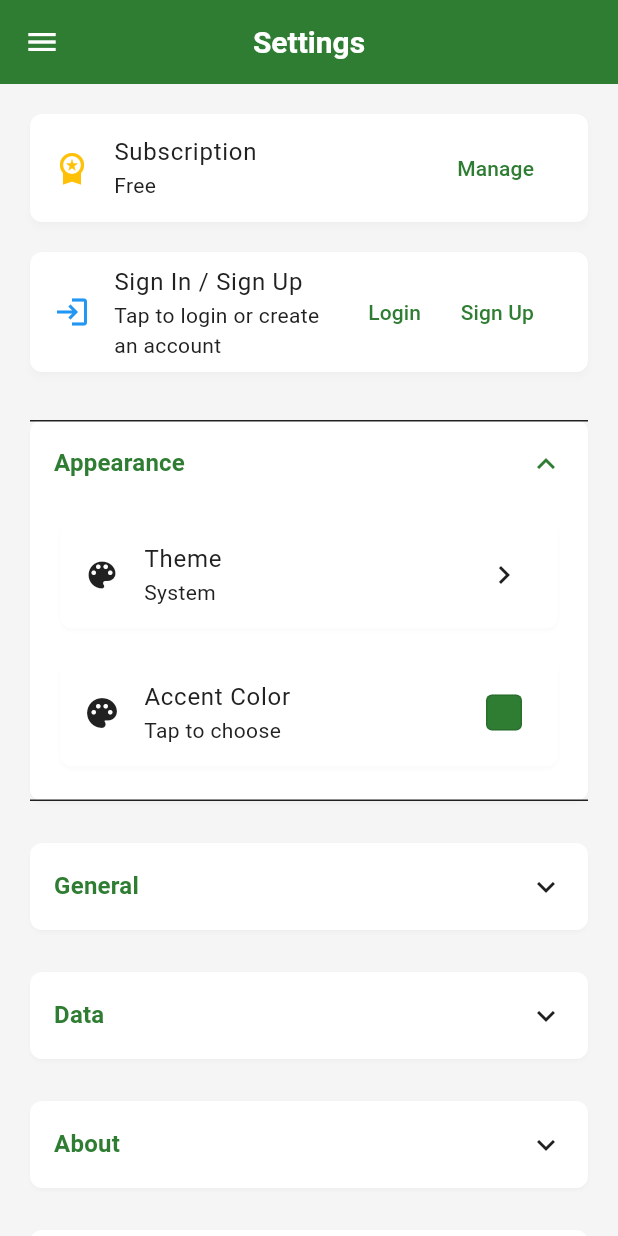
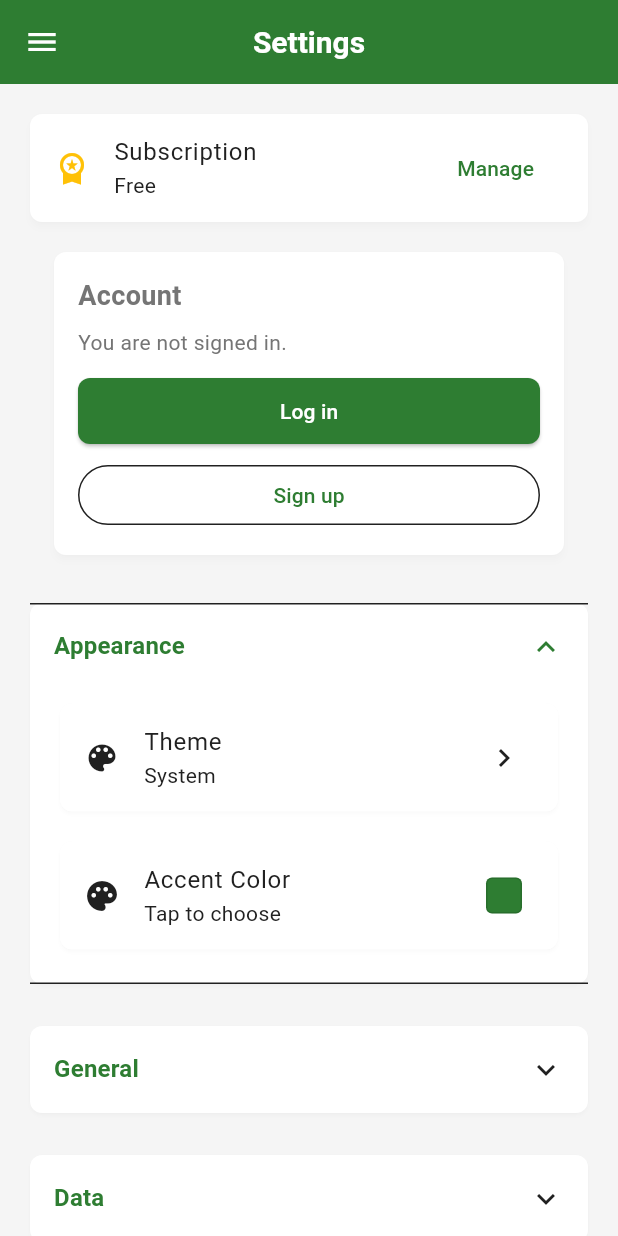
Before and after one commit to DHDSoftwareDev/CashSenseFlutter, a Flutter app: the SettingsScreen screen opened directly, after a tap on "Appearance", on a phone screen of 412 x 824 dp. Run offline on Flutter 3.47's test engine with Material 3 defaults, Android fonts, the phone set to English and light mode, and no system bars; our stand-ins replace device_info_plus, file_picker, firebase_core, firebase_messaging, fl_chart, flutter_colorpicker and 10 more; missing offline and left inert: amplify_api, amplify_auth_cognito, amplify_flutter, amplify_storage_s3, background_fetch, flutter_web_auth and 1 more; accounts and stored records are empty.

Commit message:
Update settings_screen.dart

```diff
--- a/lib/screens/settings_screen.dart
+++ b/lib/screens/settings_screen.dart
@@ -1,4 +1,4 @@
-// ignore_for_file: deprecated_member_use, unnecessary_to_list_in_spreads, use_build_context_synchronously, unused_element, unnecessary_import, unused_local_variable, await_only_futures, unused_import
+// ignore_for_file: deprecated_member_use, unnecessary_to_list_in_spreads, use_build_context_synchronously, unused_element, unnecessary_import, unused_local_variable, await_only_futures, unused_import, unused_field
 
 import 'dart:convert';
 import 'dart:io';
@@ -21,7 +21,9 @@ import 'package:file_picker/file_picker.dart';
 import 'package:url_launcher/url_launcher.dart';
 import 'package:package_info_plus/package_info_plus.dart';
 import '../services/cognito_service.dart';
+import '../services/user_auth_service.dart';
 import 'login_screen.dart';
+import 'signup_screen.dart';
 import 'edit_account_screen.dart';
 import '../services/auto_backup_service.dart';
 import 'package:amplify_flutter/amplify_flutter.dart' hide Category;
@@ -43,11 +45,27 @@ class _SettingsScreenState extends State<SettingsScreen> {
   String _userEmail = '';
   bool _isLoggedIn = false;
   bool _authUIEnabled = true;
+  String _versionLabel = '';
+  bool _autoBackupEnabled = false;
 
   @override
   void initState() {
     super.initState();
     _loadUserInfo();
+    _loadVersion();
+    _autoBackupEnabled = DatabaseService.getSetting<bool>('autoBackupEnabled', false) ?? false;
+  }
+
+  Future<void> _loadVersion() async {
+    try {
+      final info = await PackageInfo.fromPlatform();
+      if (!mounted) return;
+      setState(() {
+        _versionLabel = '${info.version} (${info.buildNumber})';
+      });
+    } catch (e) {
+      debugPrint('Failed to load package info: $e');
+    }
   }
 
   Future<void> _loadUserInfo() async {
@@ -284,49 +302,8 @@ class _SettingsScreenState extends State<SettingsScreen> {
                   ),
                 ),
                 const SizedBox(height: 12),
-                // Login/Signup Section — show when enabled in settings
-                if (_isLoggedIn)
-                  Card(
-                    elevation: 2,
-                    shape: RoundedRectangleBorder(borderRadius: BorderRadius.circular(8)),
-                    child: ListTile(
-                      leading: const Icon(Icons.account_circle, color: Colors.green),
-                      title: const Text('Account'),
-                      subtitle: Text(
-                        _userEmail.isEmpty ? 'Logged In' : _userEmail,
-                        maxLines: 1,
-                        overflow: TextOverflow.ellipsis,
-                        softWrap: false,
-                      ),
-                      onTap: () async {
-                        await Navigator.push(context, MaterialPageRoute(builder: (_) => const EditAccountScreen()));
-                        // Refresh user info after possible changes
-                        await _loadUserInfo();
-                      },
-                      trailing: TextButton(
-                        onPressed: _showLogoutConfirmation,
-                        child: const Text('Logout'),
-                      ),
-                    ),
-                  ),
-                // If not logged in and auth UI enabled, show quick actions
-                if (!_isLoggedIn && _authUIEnabled)
-                  Card(
-                    elevation: 2,
-                    shape: RoundedRectangleBorder(borderRadius: BorderRadius.circular(8)),
-                    child: ListTile(
-                      leading: const Icon(Icons.login, color: Colors.blue),
-                      title: const Text('Sign In / Sign Up'),
-                      subtitle: const Text('Tap to login or create an account'),
-                      trailing: Row(
-                        mainAxisSize: MainAxisSize.min,
-                        children: [
-                          TextButton(onPressed: _showLoginDialog, child: const Text('Login')),
-                          TextButton(onPressed: _showSignUpDialog, child: const Text('Sign Up')),
-                        ],
-                      ),
-                    ),
-                  ),
+                // Authentication card — render unconditionally (show status and actions)
+                _buildAuthCard(context),
                 const SizedBox(height: 12),
               ],
             ),
@@ -386,6 +363,7 @@ class _SettingsScreenState extends State<SettingsScreen> {
             // Login/Sign Up UI setting removed — auth UI controlled elsewhere
           ]),
           _buildSection('Data', [
+            if (_hasActiveSubscription()) _buildAutoBackupCard(),
             _buildSettingsTile(
               'Backup/Restore',
               'Backup or restore your data',
@@ -409,7 +387,7 @@ class _SettingsScreenState extends State<SettingsScreen> {
           _buildSection('About', [
             _buildSettingsTile(
               'Version',
-              '2.3.0',
+              _versionLabel.isEmpty ? 'Loading...' : _versionLabel,
               Icons.info,
               () => _showVersionDialog(),
               trailing: null,
@@ -457,6 +435,50 @@ class _SettingsScreenState extends State<SettingsScreen> {
             ),
           ),
         ],
+      ),
+    );
+  }
+
+  bool _hasActiveSubscription() {
+    final plan = DatabaseService.subscriptionVersion.value;
+    return plan != 'Free';
+  }
+
+  Widget _buildAutoBackupCard() {
+    final subtitle = _autoBackupEnabled ? 'Automatic backups enabled' : 'Automatic backups disabled';
+    return Padding(
+      padding: const EdgeInsets.symmetric(horizontal: 16.0, vertical: 6.0),
+      child: Card(
+        elevation: 1,
+        shape: RoundedRectangleBorder(borderRadius: BorderRadius.circular(8)),
+        child: Column(
+          children: [
+            ListTile(
+              leading: const Icon(Icons.cloud_upload),
+              title: const Text('Auto Backup'),
+              subtitle: Text(subtitle),
+              trailing: Switch(
+                value: _autoBackupEnabled,
+                onChanged: (value) async {
+                  await DatabaseService.setSetting('autoBackupEnabled', value);
+                  await AutoBackupService.configurePeriodicTaskFromSettings();
+                  if (!mounted) return;
+                  setState(() => _autoBackupEnabled = value);
+                },
+              ),
+              onTap: () => _showAutoBackupHistoryPopup(),
+            ),
+            const Divider(height: 1),
+            Align(
+              alignment: Alignment.centerRight,
+              child: TextButton.icon(
+                onPressed: _runAutoBackupNow,
+                icon: const Icon(Icons.backup),
+                label: const Text('Backup Now'),
+              ),
+            ),
+          ],
+        ),
       ),
     );
   }
@@ -1032,6 +1054,108 @@ class _SettingsScreenState extends State<SettingsScreen> {
           trailing: trailing ?? const Icon(Icons.chevron_right),
           onTap: onTap,
           onLongPress: title == 'Version' ? () => _showSubscriptionModeDialog() : null,
+        ),
+      ),
+    );
+  }
+
+  Future<void> _signOut() async {
+    try {
+      // Attempt Cognito sign out (clears server-side session)
+      await CognitoService.signOut();
+    } catch (e) {
+      // Don't block local cleanup if remote sign-out fails
+      debugPrint('Cognito signOut error: $e');
+    } finally {
+      // Ensure any locally stored user info is cleared
+      try {
+        await UserAuthService.logout();
+        await UserAuthService.clearDeviceToken();
+        await UserAuthService.clearEndpointArn();
+      } catch (e) {
+        debugPrint('Error clearing local user data: $e');
+      }
+
+      if (mounted) {
+        setState(() {
+          _isLoggedIn = false;
+          _userEmail = '';
+        });
+
+        // Navigate to login and clear navigation stack
+        Navigator.of(context).pushAndRemoveUntil(
+          MaterialPageRoute(builder: (_) => const LoginScreen()),
+          (route) => false,
+        );
+      }
+    }
+  }
+
+  Widget _buildAuthCard(BuildContext context) {
+    return Padding(
+      padding: const EdgeInsets.fromLTRB(16, 0, 16, 0),
+      child: Card(
+        elevation: 2,
+        shape: RoundedRectangleBorder(borderRadius: BorderRadius.circular(8)),
+        child: Padding(
+          padding: const EdgeInsets.all(16),
+          child: Column(
+            crossAxisAlignment: CrossAxisAlignment.start,
+            children: [
+              const Text(
+                'Account',
+                style: TextStyle(fontSize: 18, fontWeight: FontWeight.w600),
+              ),
+              const SizedBox(height: 8),
+
+              // Show status
+              Text(
+                _isLoggedIn
+                    ? 'Signed in as ${_userEmail.isEmpty ? 'your account' : _userEmail}'
+                    : 'You are not signed in.',
+              ),
+              const SizedBox(height: 12),
+
+              // Buttons depend on sign-in state
+              if (_isLoggedIn) ...[
+                SizedBox(
+                  width: double.infinity,
+                  child: ElevatedButton(
+                    onPressed: () async {
+                      await _signOut();
+                    },
+                    child: const Text('Log out'),
+                  ),
+                ),
+              ] else ...[
+                SizedBox(
+                  width: double.infinity,
+                  child: ElevatedButton(
+                    onPressed: () {
+                      Navigator.push(
+                        context,
+                        MaterialPageRoute(builder: (_) => const LoginScreen()),
+                      );
+                    },
+                    child: const Text('Log in'),
+                  ),
+                ),
+                const SizedBox(height: 8),
+                SizedBox(
+                  width: double.infinity,
+                  child: OutlinedButton(
+                    onPressed: () {
+                      Navigator.push(
+                        context,
+                        MaterialPageRoute(builder: (_) => const SignUpScreen()),
+                      );
+                    },
+                    child: const Text('Sign up'),
+                  ),
+                ),
+              ],
+            ],
+          ),
         ),
       ),
     );
```
